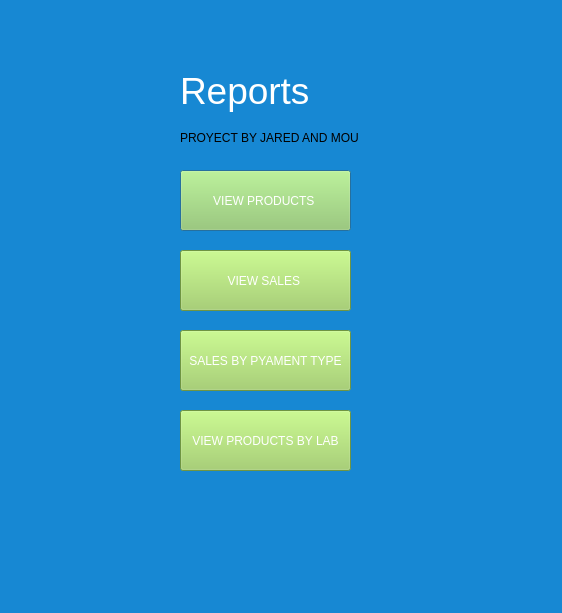
Detectov/PharmacyProject, file report.ui: the form before one commit.
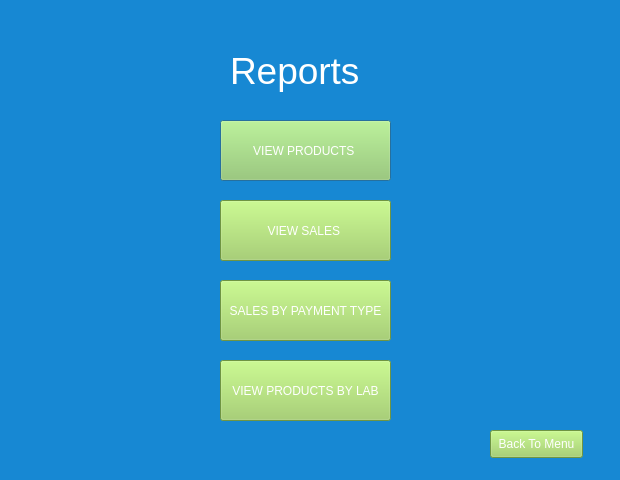
The form after the commit.

```diff
--- a/report.ui
+++ b/report.ui
@@ -6,8 +6,8 @@
    <rect>
     <x>0</x>
     <y>0</y>
-    <width>562</width>
-    <height>613</height>
+    <width>620</width>
+    <height>480</height>
    </rect>
   </property>
   <property name="windowTitle">
@@ -19,9 +19,9 @@
   <widget class="QLabel" name="label">
    <property name="geometry">
     <rect>
-     <x>180</x>
-     <y>60</y>
-     <width>181</width>
+     <x>230</x>
+     <y>40</y>
+     <width>161</width>
      <height>61</height>
     </rect>
    </property>
@@ -32,24 +32,11 @@
     <string>Reports</string>
    </property>
   </widget>
-  <widget class="QLabel" name="label_4">
+  <widget class="QPushButton" name="prodbutton">
    <property name="geometry">
     <rect>
-     <x>180</x>
-     <y>130</y>
-     <width>191</width>
-     <height>16</height>
-    </rect>
-   </property>
-   <property name="text">
-    <string>PROYECT BY JARED AND MOU </string>
-   </property>
-  </widget>
-  <widget class="QPushButton" name="pushButton">
-   <property name="geometry">
-    <rect>
-     <x>180</x>
-     <y>170</y>
+     <x>220</x>
+     <y>120</y>
      <width>171</width>
      <height>61</height>
     </rect>
@@ -65,8 +52,8 @@
   <widget class="QPushButton" name="pushButton_2">
    <property name="geometry">
     <rect>
-     <x>180</x>
-     <y>250</y>
+     <x>220</x>
+     <y>200</y>
      <width>171</width>
      <height>61</height>
     </rect>
@@ -82,8 +69,8 @@
   <widget class="QPushButton" name="pushButton_3">
    <property name="geometry">
     <rect>
-     <x>180</x>
-     <y>330</y>
+     <x>220</x>
+     <y>280</y>
      <width>171</width>
      <height>61</height>
     </rect>
@@ -93,14 +80,14 @@
 color: rgb(255, 255, 255);</string>
    </property>
    <property name="text">
-    <string>SALES BY PYAMENT TYPE</string>
+    <string>SALES BY PAYMENT TYPE</string>
    </property>
   </widget>
   <widget class="QPushButton" name="pushButton_4">
    <property name="geometry">
     <rect>
-     <x>180</x>
-     <y>410</y>
+     <x>220</x>
+     <y>360</y>
      <width>171</width>
      <height>61</height>
     </rect>
@@ -113,6 +100,23 @@
     <string>VIEW PRODUCTS BY LAB</string>
    </property>
   </widget>
+  <widget class="QPushButton" name="backbutton">
+   <property name="geometry">
+    <rect>
+     <x>490</x>
+     <y>430</y>
+     <width>93</width>
+     <height>28</height>
+    </rect>
+   </property>
+   <property name="styleSheet">
+    <string notr="true">background-color: rgb(156, 208, 93);
+color: rgb(255, 255, 255);</string>
+   </property>
+   <property name="text">
+    <string>Back To Menu</string>
+   </property>
+  </widget>
  </widget>
  <resources/>
  <connections/>
```
